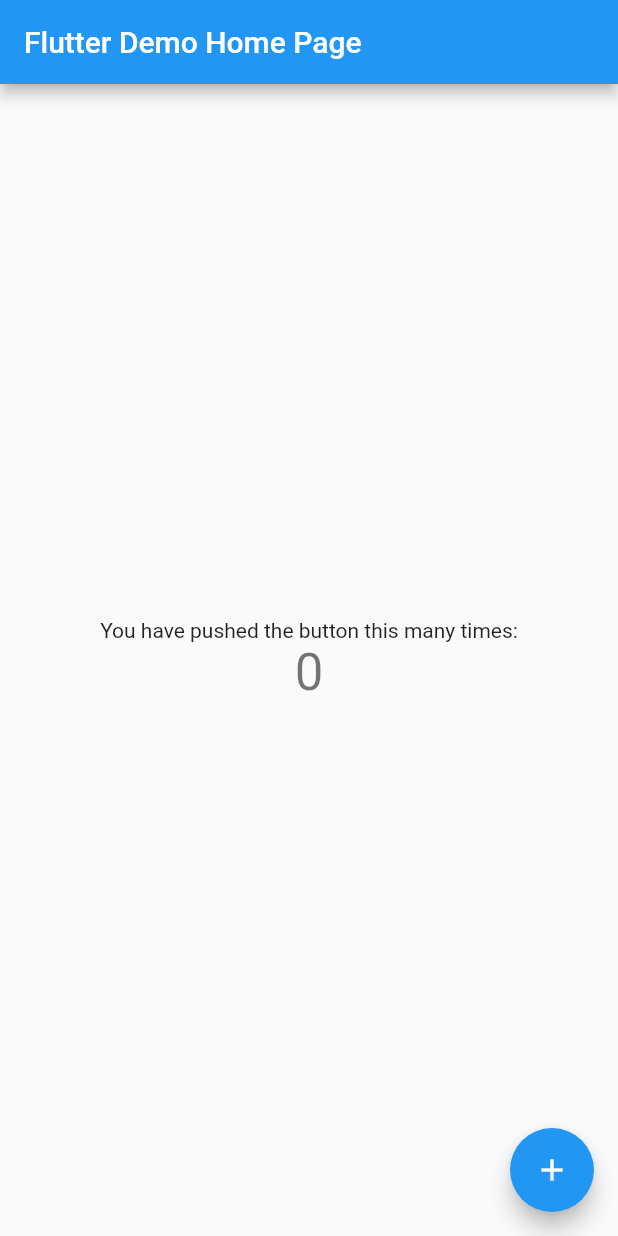
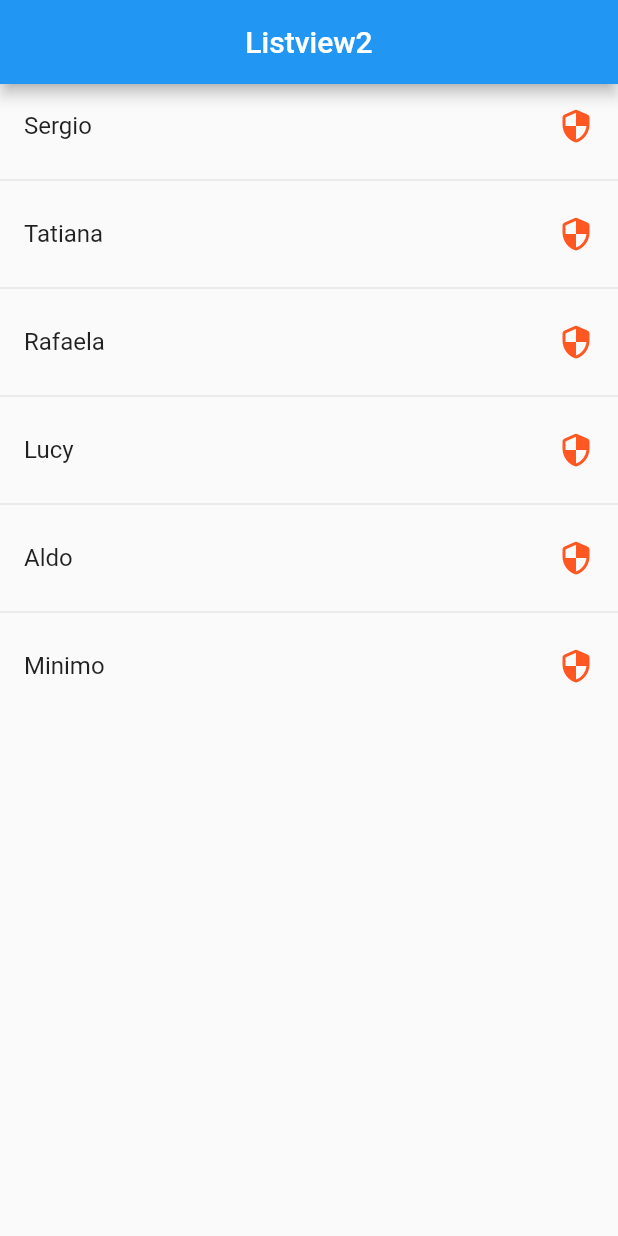
Before and after one commit to SergioK12/Componentes_Flutter_CursoUdemy, a Flutter app: the screen it shows after launch, on a phone screen of 412 x 824 dp. Run offline on Flutter 3.47's test engine with Material 2 defaults, Android fonts, the phone set to English and light mode, and no system bars.

Commit message:
Agregando la segunda lista con listview.sepatated

```diff
--- a/lib/main.dart
+++ b/lib/main.dart
@@ -1,115 +1,20 @@
 import 'package:flutter/material.dart';
 
-void main() {
-  runApp(const MyApp());
-}
+import 'views/listview2_views.dart';
+//import 'views/listview_views.dart';
+
+void main() => runApp(const MyApp());
 
 class MyApp extends StatelessWidget {
   const MyApp({super.key});
 
-  // This widget is the root of your application.
   @override
   Widget build(BuildContext context) {
-    return MaterialApp(
-      title: 'Flutter Demo',
-      theme: ThemeData(
-        // This is the theme of your application.
-        //
-        // Try running your application with "flutter run". You'll see the
-        // application has a blue toolbar. Then, without quitting the app, try
-        // changing the primarySwatch below to Colors.green and then invoke
-        // "hot reload" (press "r" in the console where you ran "flutter run",
-        // or simply save your changes to "hot reload" in a Flutter IDE).
-        // Notice that the counter didn't reset back to zero; the application
-        // is not restarted.
-        primarySwatch: Colors.blue,
-      ),
-      home: const MyHomePage(title: 'Flutter Demo Home Page'),
+
+    return  MaterialApp(
+      debugShowCheckedModeBanner: false,
+      title: 'Material App',
+      home: Listview2Sceeen(),
     );
   }
 }
-
-class MyHomePage extends StatefulWidget {
-  const MyHomePage({super.key, required this.title});
-
-  // This widget is the home page of your application. It is stateful, meaning
-  // that it has a State object (defined below) that contains fields that affect
-  // how it looks.
-
-  // This class is the configuration for the state. It holds the values (in this
-  // case the title) provided by the parent (in this case the App widget) and
-  // used by the build method of the State. Fields in a Widget subclass are
-  // always marked "final".
-
-  final String title;
-
-  @override
-  State<MyHomePage> createState() => _MyHomePageState();
-}
-
-class _MyHomePageState extends State<MyHomePage> {
-  int _counter = 0;
-
-  void _incrementCounter() {
-    setState(() {
-      // This call to setState tells the Flutter framework that something has
-      // changed in this State, which causes it to rerun the build method below
-      // so that the display can reflect the updated values. If we changed
-      // _counter without calling setState(), then the build method would not be
-      // called again, and so nothing would appear to happen.
-      _counter++;
-    });
-  }
-
-  @override
-  Widget build(BuildContext context) {
-    // This method is rerun every time setState is called, for instance as done
-    // by the _incrementCounter method above.
-    //
-    // The Flutter framework has been optimized to make rerunning build methods
-    // fast, so that you can just rebuild anything that needs updating rather
-    // than having to individually change instances of widgets.
-    return Scaffold(
-      appBar: AppBar(
-        // Here we take the value from the MyHomePage object that was created by
-        // the App.build method, and use it to set our appbar title.
-        title: Text(widget.title),
-      ),
-      body: Center(
-        // Center is a layout widget. It takes a single child and positions it
-        // in the middle of the parent.
-        child: Column(
-          // Column is also a layout widget. It takes a list of children and
-          // arranges them vertically. By default, it sizes itself to fit its
-          // children horizontally, and tries to be as tall as its parent.
-          //
-          // Invoke "debug painting" (press "p" in the console, choose the
-          // "Toggle Debug Paint" action from the Flutter Inspector in Android
-          // Studio, or the "Toggle Debug Paint" command in Visual Studio Code)
-          // to see the wireframe for each widget.
-          //
-          // Column has various properties to control how it sizes itself and
-          // how it positions its children. Here we use mainAxisAlignment to
-          // center the children vertically; the main axis here is the vertical
-          // axis because Columns are vertical (the cross axis would be
-          // horizontal).
-          mainAxisAlignment: MainAxisAlignment.center,
-          children: <Widget>[
-            const Text(
-              'You have pushed the button this many times:',
-            ),
-            Text(
-              '$_counter',
-              style: Theme.of(context).textTheme.headline4,
-            ),
-          ],
-        ),
-      ),
-      floatingActionButton: FloatingActionButton(
-        onPressed: _incrementCounter,
-        tooltip: 'Increment',
-        child: const Icon(Icons.add),
-      ), // This trailing comma makes auto-formatting nicer for build methods.
-    );
-  }
-}
--- /dev/null
+++ b/lib/views/listview2_views.dart
@@ -0,0 +1,25 @@
+import 'package:flutter/material.dart';
+
+class Listview2Sceeen extends StatelessWidget {
+  final lista = ["Sergio", "Tatiana", "Rafaela", "Lucy", "Aldo", "Minimo"];
+  Listview2Sceeen({super.key});
+
+  @override
+  Widget build(BuildContext context) {
+    return Scaffold(
+      appBar: AppBar(
+        centerTitle: true,
+        title: const Text("Listview2"),
+      ),
+      body: ListView.separated(
+        itemCount: lista.length,
+        separatorBuilder: ( _ , __ ) => const Divider(),
+        itemBuilder: (context, index) => ListTile(
+            title: Text(lista[index]),
+            trailing: const Icon(Icons.security_rounded, color: Colors.deepOrange,),
+         )
+        )
+
+    );
+  }
+}
```
